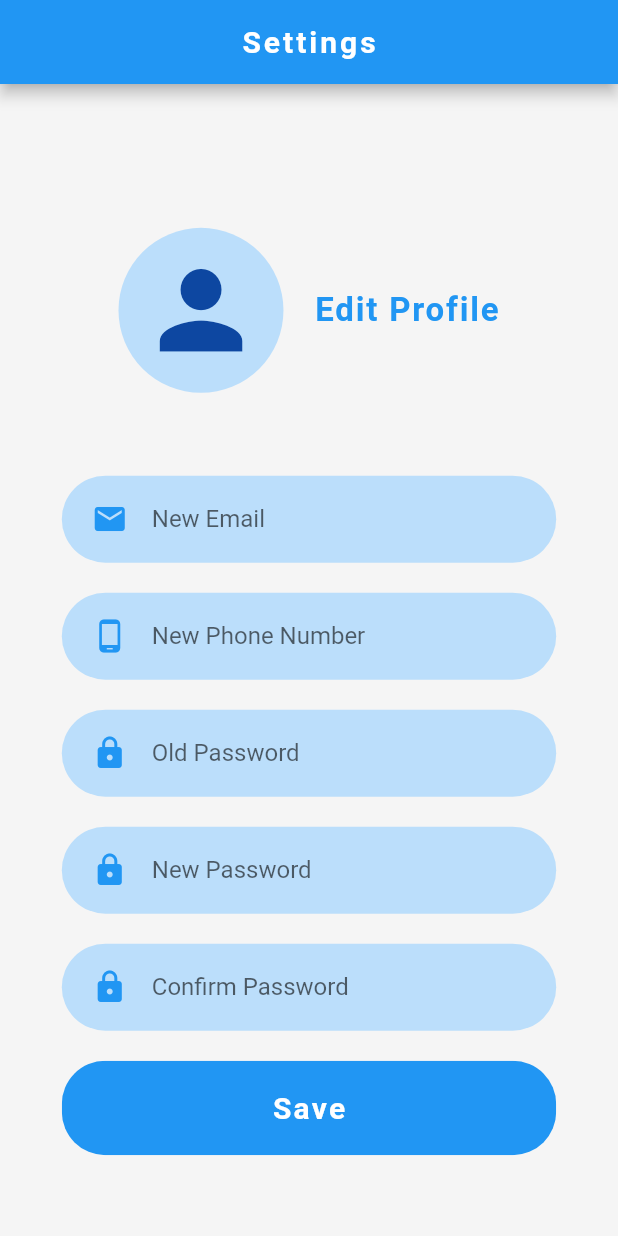
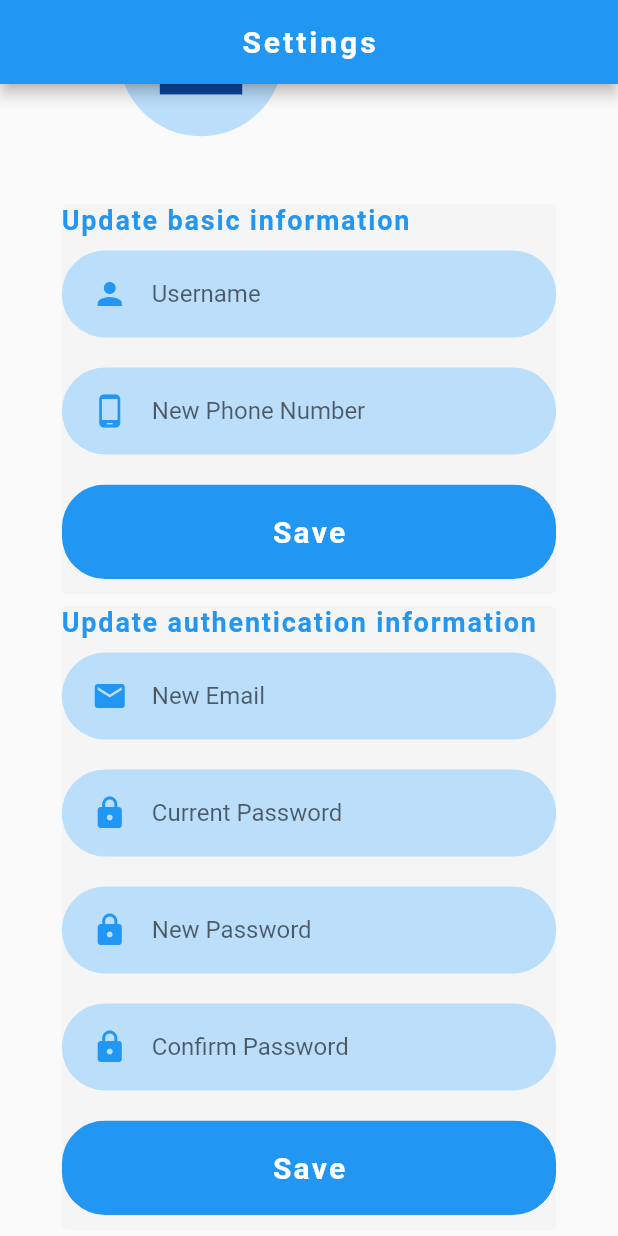
Before and after one commit to YouqinS/ADPProject-NokiaDC, a Flutter app: the Settings screen opened directly with empty values, on a phone screen of 412 x 824 dp. Run offline on Flutter 3.47's test engine with Material 2 defaults, Android fonts, the phone set to English and light mode, and no system bars; our stand-ins replace cloud_firestore, firebase_auth, firebase_core, flutter_map, flutter_spinkit, geolocator and 1 more; missing offline and left inert: qrscan; accounts and stored records are empty.

Commit message:
allow to update profile fields separately

```diff
--- a/RasPiFinder/lib/profile/profile.dart
+++ b/RasPiFinder/lib/profile/profile.dart
@@ -27,7 +27,6 @@ class ProfileState extends State<Profile> with AutomaticKeepAliveClientMixin {
   Widget build(BuildContext context) {
     super.build(context);
     UserData userData = Provider.of<UserData>(context);
-    print(userData.email);
     Size size = MediaQuery.of(context).size;
     return Scaffold(
         appBar: PiAppBar(title: 'Profile').build(context),
@@ -115,7 +114,7 @@ class ProfileState extends State<Profile> with AutomaticKeepAliveClientMixin {
                         navigateToPage(
                             context,
                             Settings(
-                              userData: this.userData,
+                              userData: userData,
                             ));
                       },
                       icon: Icon(
--- a/RasPiFinder/lib/profile/setting.dart
+++ b/RasPiFinder/lib/profile/setting.dart
@@ -31,7 +31,8 @@ class SettingsState extends State<Settings> {
     phone = userData.phoneNumber;
   }
 
-  final formKey = GlobalKey<FormState>();
+  final basicFormKey = GlobalKey<FormState>();
+  final authFormKey = GlobalKey<FormState>();
   final AuthenticationService _authenticationService = AuthenticationService();
 
   @override
@@ -39,11 +40,13 @@ class SettingsState extends State<Settings> {
     Size size = MediaQuery.of(context).size;
     return Scaffold(
       appBar: PiAppBar(title: 'Settings').build(context),
+      resizeToAvoidBottomPadding: false,
+      resizeToAvoidBottomInset: false,
       body: SingleChildScrollView(
-        child: Container(
-          color: Colors.grey[100],
-          width: size.width,
-          height: size.height,
+          reverse: true,
+          child: Padding(
+            padding: EdgeInsets.only(
+                bottom: MediaQuery.of(context).viewInsets.bottom),
             child: Column(
               mainAxisAlignment: MainAxisAlignment.center,
               crossAxisAlignment: CrossAxisAlignment.center,
@@ -82,19 +85,29 @@ class SettingsState extends State<Settings> {
                   elevation: 0,
                   color: Colors.grey[100],
                   child: Form(
-                  key: formKey,
+                    key: basicFormKey,
                     child: Column(
                       mainAxisAlignment: MainAxisAlignment.spaceEvenly,
-                    crossAxisAlignment: CrossAxisAlignment.center,
+                      crossAxisAlignment: CrossAxisAlignment.start,
                       children: <Widget>[
+                        Text(
+                          'Update basic information',
+                          style: TextStyle(
+                            color: Colors.blue,
+                            fontWeight: FontWeight.bold,
+                            letterSpacing: 1.2,
+                            fontSize: 18,
+                          ),
+                          textAlign: TextAlign.center,
+                        ),
                         TextInputField(
-                        hintText: "New Email",
-                        icon: Icons.email,
-                        initialValue: email,
+                          hintText: "Username",
+                          icon: Icons.person,
+                          initialValue: username,
                           onSaved: (value) {
-                          email = value;
+                            username = value;
                           },
-                        validateInput: validateEmailInput,
+                          validateInput: validateUsernameInput,
                         ),
                         TextInputField(
                           hintText: "New Phone Number",
@@ -105,8 +118,46 @@ class SettingsState extends State<Settings> {
                           },
                           validateInput: validatePhoneInput,
                         ),
+                        RoundedButton(
+                          text: "Save",
+                          press: () {
+                            submitBasicInfo();
+                          },
+                        ),
+                      ],
+                    ),
+                  ),
+                ),
+                Card(
+                  elevation: 0,
+                  color: Colors.grey[100],
+                  child: Form(
+                    key: authFormKey,
+                    child: Column(
+                      mainAxisAlignment: MainAxisAlignment.spaceEvenly,
+                      crossAxisAlignment: CrossAxisAlignment.start,
+                      children: [
+                        Text(
+                          'Update authentication information',
+                          style: TextStyle(
+                            color: Colors.blue,
+                            fontWeight: FontWeight.bold,
+                            letterSpacing: 1.2,
+                            fontSize: 18,
+                          ),
+                          textAlign: TextAlign.center,
+                        ),
+                        TextInputField(
+                          hintText: "New Email",
+                          icon: Icons.email,
+                          initialValue: email,
+                          onSaved: (value) {
+                            email = value;
+                          },
+                          validateInput: validateEmailInput,
+                        ),
                         PasswordInputField(
-                        hintText: 'Old Password',
+                          hintText: 'Current Password',
                           onChanged: (value) {
                             currentPassword = value;
                           },
@@ -134,9 +185,8 @@ class SettingsState extends State<Settings> {
                         ),
                         RoundedButton(
                           text: "Save",
-                        //TODO connect to DB to store user credentials and status
                           press: () {
-                          submit();
+                            submitAuthInfo();
                           },
                         ),
                       ],
@@ -145,9 +195,12 @@ class SettingsState extends State<Settings> {
                 ),
               ],
             ),
-        ),
-      ),
+          )),
     );
+  }
+
+  String validateUsernameInput(String username) {
+    return username != null && username != '' ? null : 'Invalid username';
   }
 
   String validateEmailInput(String email) {
@@ -187,25 +240,28 @@ class SettingsState extends State<Settings> {
     return null;
   }
 
-  void submit() async {
-    if (formKey.currentState.validate()) {
-      formKey.currentState.save();
+  void submitBasicInfo() async {
+    if (basicFormKey.currentState.validate()) {
+      basicFormKey.currentState.save();
       try {
         //TODO get current GPS data and store to DB
         await DatabaseService(uid: userData.uid)
-            .createOrEditUser(username, email, phone);
+            .updateUserData(username, null, phone);
+        Validator.showAlert(
+            context, "Success", "Your changes have been saved", "OK");
+      } on FirebaseAuthException catch (e) {
+        print(e.toString());
+      }
+    }
+  }
+
+  void submitAuthInfo() async {
+    if (authFormKey.currentState.validate()) {
+      authFormKey.currentState.save();
+      try {
         await _authenticationService.updateEmailPassword(
-            currentEmail, currentPassword, email, password);
+            userData.uid, currentEmail, currentPassword, email, password);
         Navigator.pop(context);
-        // navigateToPage(
-        //     context,
-        //     Profile(
-        //       userData: UserData(
-        //           email: email,
-        //           phoneNumber: phone,
-        //           uid: userData.uid,
-        //           username: username),
-        //     ));
       } on FirebaseAuthException catch (e) {
         print(e.toString());
         Validator.showAlert(context, "Alert", "Wrong current password", "OK");
--- a/RasPiFinder/lib/services/database.dart
+++ b/RasPiFinder/lib/services/database.dart
@@ -87,4 +87,17 @@ class DatabaseService {
   Stream<List<UserData>> get users {
     return userCollection.snapshots().map(_userListFromSnapshots);
   }
+
+  Future updateUserData(
+      String username, String email, String phoneNumber) async {
+    if (username != null && username != '') {
+      await userCollection.doc(uid).update({'username': username});
+    }
+    if (email != null && email != '') {
+      await userCollection.doc(uid).update({'email': email});
+    }
+    if (phoneNumber != null && phoneNumber != '') {
+      await userCollection.doc(uid).update({'phoneNumber': phoneNumber});
+    }
+  }
 }
```
Also changed, not shown: RasPiFinder/lib/services/authentication_service.dart (+10 -8 lines). Lines whose indentation alone changed are shown as unchanged.
